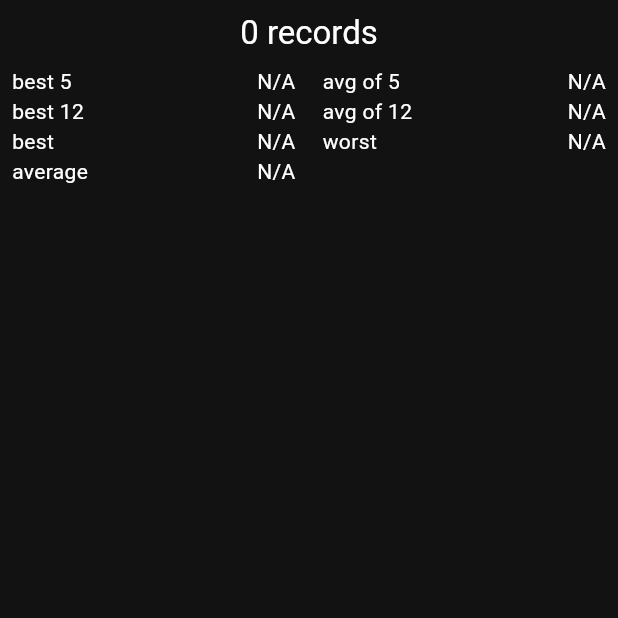
After one commit to hy-cs-team/jbtimer, a Flutter app: the screen it shows after launch, after a tap on "0 records", on a phone screen of 412 x 824 dp, the top half of it. The commit adds this screen. Run offline on Flutter 3.47's test engine with Material 2 defaults, Android fonts, the phone set to English and light mode, and no system bars.

Commit message:
Page transition to history page

```diff
--- /dev/null
+++ b/lib/components/statistics.dart
@@ -0,0 +1,42 @@
+import 'package:flutter/material.dart';
+import 'package:jbtimer/components/statistics_item.dart';
+
+class Statistics extends StatelessWidget {
+  const Statistics({super.key});
+
+  @override
+  Widget build(BuildContext context) {
+    return Column(
+      children: [
+        const SizedBox(height: 8.0),
+        Center(
+          child: Text(
+            '0 records',
+            style: Theme.of(context).textTheme.titleLarge,
+          ),
+        ),
+        Padding(
+          padding: const EdgeInsets.all(8.0),
+          child: GridView(
+            gridDelegate: const SliverGridDelegateWithFixedCrossAxisCount(
+              crossAxisCount: 2,
+              crossAxisSpacing: 18.0,
+              mainAxisExtent: 20.0,
+            ),
+            shrinkWrap: true,
+            physics: const NeverScrollableScrollPhysics(),
+            children: const [
+              StatisticsItem(name: 'best 5', value: 'N/A'),
+              StatisticsItem(name: 'avg of 5', value: 'N/A'),
+              StatisticsItem(name: 'best 12', value: 'N/A'),
+              StatisticsItem(name: 'avg of 12', value: 'N/A'),
+              StatisticsItem(name: 'best', value: 'N/A'),
+              StatisticsItem(name: 'worst', value: 'N/A'),
+              StatisticsItem(name: 'average', value: 'N/A'),
+            ],
+          ),
+        ),
+      ],
+    );
+  }
+}
--- /dev/null
+++ b/lib/history/history_page.dart
@@ -0,0 +1,17 @@
+import 'package:flutter/material.dart';
+import 'package:jbtimer/components/statistics.dart';
+
+class HistoryPage extends StatelessWidget {
+  const HistoryPage({super.key});
+
+  @override
+  Widget build(BuildContext context) {
+    return const Scaffold(
+      body: Column(
+        children: [
+          Statistics(),
+        ],
+      ),
+    );
+  }
+}
--- a/lib/jb_component.dart
+++ b/lib/jb_component.dart
@@ -3,8 +3,14 @@ import 'package:flutter/material.dart';
 class JBComponent extends StatefulWidget {
   final Widget child;
   final Color? downColor;
+  final void Function()? onPressed;
 
-  const JBComponent({super.key, required this.child, this.downColor});
+  const JBComponent({
+    super.key,
+    required this.child,
+    this.downColor,
+    this.onPressed,
+  });
 
   @override
   State<JBComponent> createState() => _JBComponentState();
@@ -15,6 +21,17 @@ class _JBComponentState extends State<JBComponent> {
 
   @override
   Widget build(BuildContext context) {
+    Widget content = _Content(
+      color: _state == _State.tapDown
+          ? widget.downColor ?? Theme.of(context).colorScheme.surfaceTint
+          : Colors.transparent,
+      child: widget.child,
+    );
+
+    if (widget.onPressed == null) {
+      return content;
+    }
+
     return GestureDetector(
       onTapDown: (details) {
         setState(() {
@@ -26,18 +43,32 @@ class _JBComponentState extends State<JBComponent> {
           _state = _State.tap;
         });
       },
-      child: AnimatedContainer(
-        clipBehavior: Clip.hardEdge,
-        decoration: BoxDecoration(
-          color: _state == _State.tapDown
-              ? widget.downColor ?? Theme.of(context).colorScheme.surfaceTint
-              : Colors.transparent,
-          borderRadius: BorderRadius.circular(8.0),
-          border: Border.all(color: Theme.of(context).colorScheme.outline),
-        ),
-        duration: const Duration(milliseconds: 50),
-        child: widget.child,
+      onTap: widget.onPressed,
+      child: content,
+    );
+  }
+}
+
+class _Content extends StatelessWidget {
+  final Color color;
+  final Widget child;
+
+  const _Content({
+    required this.color,
+    required this.child,
+  });
+
+  @override
+  Widget build(BuildContext context) {
+    return AnimatedContainer(
+      clipBehavior: Clip.hardEdge,
+      decoration: BoxDecoration(
+        color: color,
+        borderRadius: BorderRadius.circular(8.0),
+        border: Border.all(color: Theme.of(context).colorScheme.outline),
       ),
+      duration: const Duration(milliseconds: 50),
+      child: child,
     );
   }
 }
--- a/lib/main/main_page.dart
+++ b/lib/main/main_page.dart
@@ -1,20 +1,30 @@
 import 'package:flutter/material.dart';
+import 'package:jbtimer/components/statistics.dart';
+import 'package:jbtimer/history/history_page.dart';
+import 'package:jbtimer/jb_component.dart';
 import 'package:jbtimer/main/record_area.dart';
-import 'package:jbtimer/main/statistics.dart';
 
 class MainPage extends StatelessWidget {
   const MainPage({super.key});
 
   @override
   Widget build(BuildContext context) {
-    return const Scaffold(
+    return Scaffold(
       body: Padding(
-        padding: EdgeInsets.all(8.0),
+        padding: const EdgeInsets.all(8.0),
         child: Column(
           children: [
-            Statistics(),
-            SizedBox(height: 8.0),
-            Expanded(child: RecordArea()),
+            JBComponent(
+              child: const Statistics(),
+              onPressed: () {
+                print('pressed');
+                Navigator.of(context).push(MaterialPageRoute(
+                  builder: (context) => const HistoryPage(),
+                ));
+              },
+            ),
+            const SizedBox(height: 8.0),
+            const Expanded(child: RecordArea()),
           ],
         ),
       ),
```
Also changed, not shown: lib/main/statistics.dart (deleted, +0 -45 lines), lib/components/statistics_item.dart (renamed from lib/main/statistics_item.dart).
